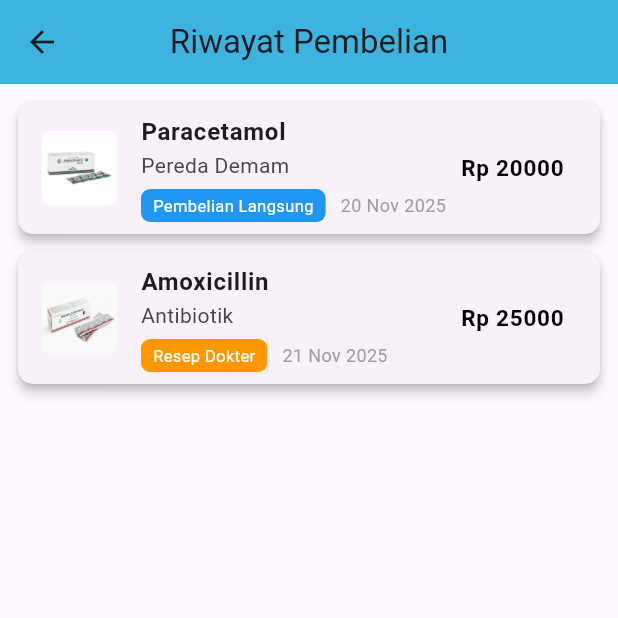
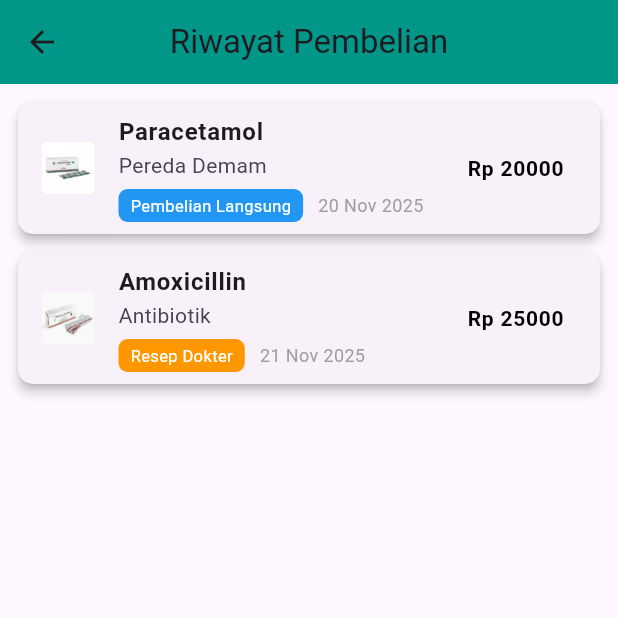
Before and after one commit to HildaKholifah/UTSPAM_D_IF5B_0706, a Flutter app: the RiwayatPembelianPage screen opened directly with empty values, on a phone screen of 412 x 824 dp, the top half of it. Run offline on Flutter 3.47's test engine with Material 3 defaults, Android fonts, the phone set to English and light mode, and no system bars; our stand-ins replace image_picker, sqflite; accounts and stored records are empty.

Commit message:
Mengubah tampilan halaman Detail Pembelian dan melengkapi detail yang tadi masih kurang

```diff
--- a/lib/main.dart
+++ b/lib/main.dart
@@ -16,7 +16,7 @@ class MyApp extends StatelessWidget {
       theme: ThemeData(
         colorScheme: ColorScheme.fromSeed(seedColor: Colors.deepPurple),
       ),
-      home: const LoginPage(),
+      home: HomePage(username: "Hilda"),
     );
   }
 }
--- a/lib/presentation/riwayat_pembelian_page.dart
+++ b/lib/presentation/riwayat_pembelian_page.dart
@@ -20,6 +20,9 @@ class _RiwayatPembelianPageState extends State<RiwayatPembelianPage> {
     {
       "nama": "Paracetamol",
       "kategori": "Pereda Demam",
+      "namaPembeli": "Hilda",
+      "jumlah": 2,
+      "harga": 10000,
       "total": 20000,
       "gambar": "assets/obat/Paracetamol.png",
       "metode": "langsung",
@@ -28,10 +31,14 @@ class _RiwayatPembelianPageState extends State<RiwayatPembelianPage> {
     {
       "nama": "Amoxicillin",
       "kategori": "Antibiotik",
+      "namaPembeli": "Rahma",
+      "jumlah": 1,
+      "harga": 25000,
       "total": 25000,
       "gambar": "assets/obat/Amoxicillin.png",
       "metode": "resep",
       "tanggal": "21 Nov 2025",
+      "nomorResep": 123456,
     },
   ];
 
@@ -51,7 +58,7 @@ class _RiwayatPembelianPageState extends State<RiwayatPembelianPage> {
 
     return Scaffold(
       appBar: AppBar(
-        backgroundColor: const Color(0xFF3DB4DF),
+        backgroundColor: Colors.teal,
         title: const Text("Riwayat Pembelian"),
         centerTitle: true,
         leading: IconButton(
@@ -80,11 +87,11 @@ class _RiwayatPembelianPageState extends State<RiwayatPembelianPage> {
             margin: const EdgeInsets.only(bottom: 12),
             child: ListTile(
               leading: ClipRRect(
-                borderRadius: BorderRadius.circular(6),
+                borderRadius: BorderRadius.circular(4),
                 child: Image.asset(
                   data["gambar"],
-                  width: 50,
-                  height: 50,
+                  width: 35,
+                  height: 35,
                   fit: BoxFit.cover,
                 ),
               ),
@@ -133,7 +140,7 @@ class _RiwayatPembelianPageState extends State<RiwayatPembelianPage> {
                 style: const TextStyle(
                   fontWeight: FontWeight.bold,
                   color: Colors.black,
-                  fontSize: 15,
+                  fontSize: 14,
                 ),
               ),
 
--- a/pubspec.yaml
+++ b/pubspec.yaml
@@ -67,6 +67,7 @@ flutter:
     - assets/obat/Paracetamol.png
     - assets/obat/Amoxicillin.png
     - assets/obat/Betadine.png
+    - assets/obat/Oralit.png
 
   # An image asset can refer to one or more resolution-specific "variants", see
   # https://flutter.dev/to/resolution-aware-images
```
Also changed, not shown: lib/presentation/detail_pembelian_page.dart (+89 -21 lines), lib/presentation/pembelian_obat_page.dart (+4 -4 lines), assets/obat/Oralit.png (added).
